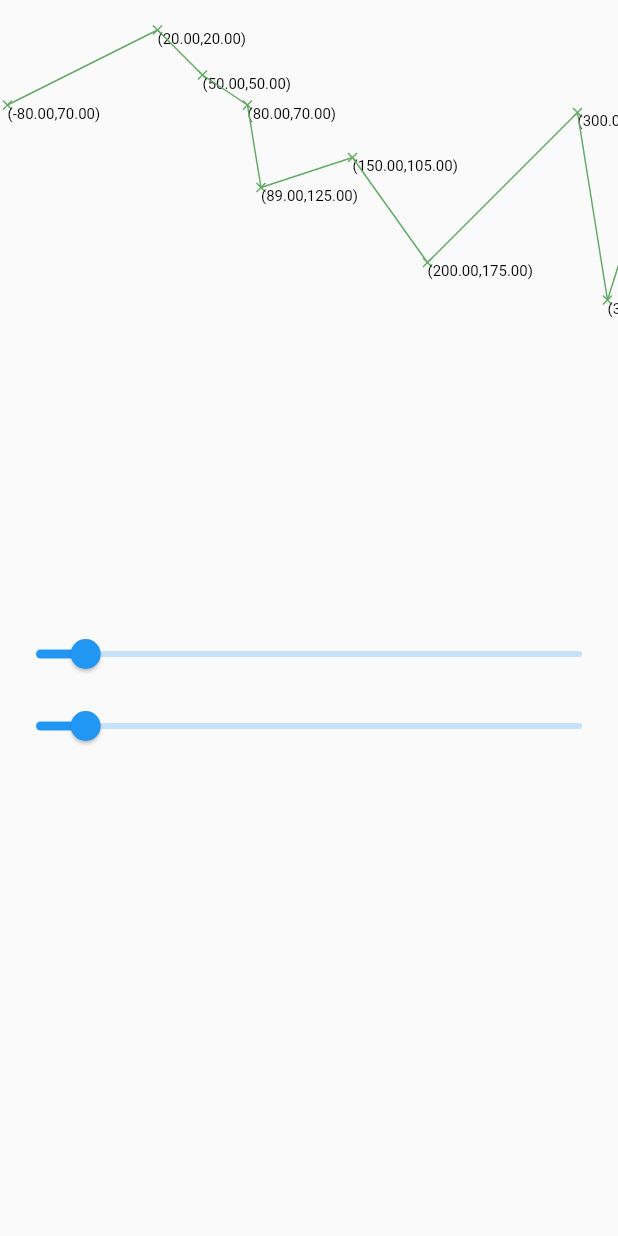
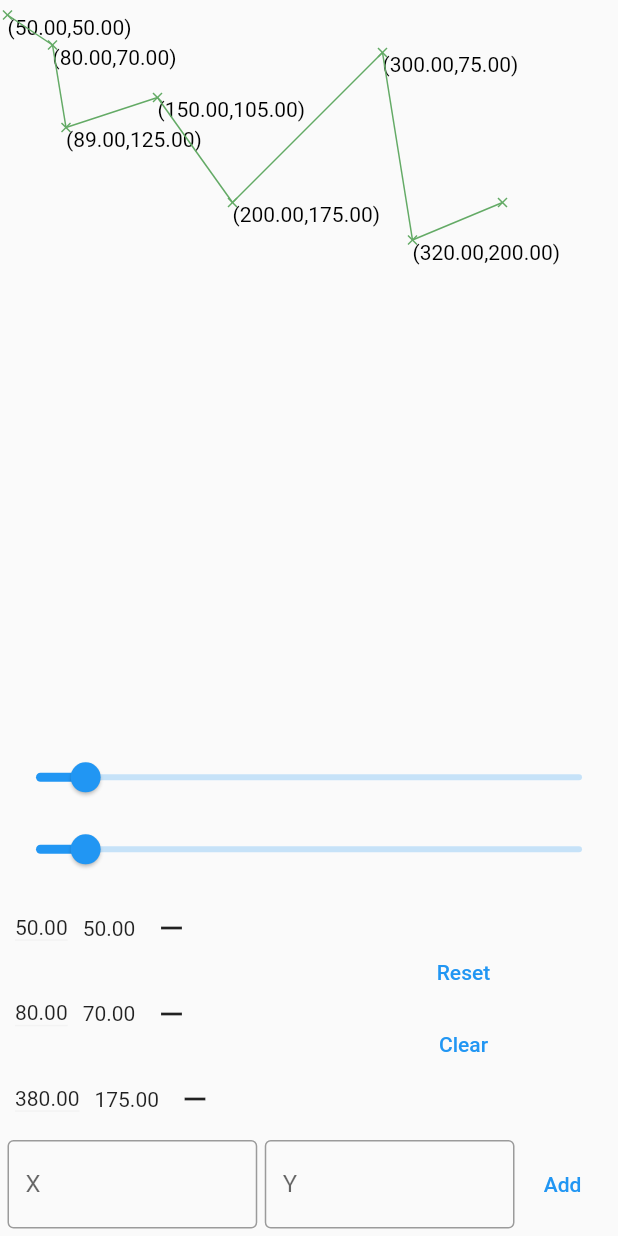
Before and after one commit to gszasza1/Gamr, a Flutter app: the screen it shows after launch, on a phone screen of 412 x 824 dp. Run offline on Flutter 3.47's test engine with Material 2 defaults, Android fonts, the phone set to English and light mode, and no system bars.

Commit message:
refactor code

```diff
--- a/lib/custom-painter.dart
+++ b/lib/custom-painter.dart
@@ -1,54 +1,46 @@
 import 'dart:ui';
 
 import 'package:flutter/material.dart';
-
 class OpenPainter extends CustomPainter {
-  OpenPainter(
-      {required this.sliderX,
+  OpenPainter({
+    required List<Offset> paramPoints,
+    required this.sliderX,
     required this.sliderY,
     Offset? paramPoint,
-      required this.offsetX}) {
-    points = [
-      Offset(50, 50),
-      Offset(-80, 70),
-      Offset(80, 70),
-      Offset(380, 10),
-      Offset(200, 175),
-      Offset(150, 105),
-      Offset(300, 75),
-      Offset(20, 20),
-      Offset(320, 200),
-      Offset(89, 125)
-    ];
-    print(this.offsetX);
+    required this.offsetX,
+    required this.offsetY,
+  }) {
+    points = [...paramPoints];
     points.sort((a, b) => a.dx == b.dx
         ? 0
         : a.dx > b.dx
             ? 1
             : -1);
+    if (paramPoints.length > 1) {
       newPoints = points
           .map((x) => Offset(x.dx * sliderX / 10, x.dy * sliderY / 10))
           .toList();
       this.minY = getMinY(newPoints);
       newPoints = newPoints
-        .map((x) =>
-            Offset(x.dx - newPoints[0].dx + 5 - offsetX, x.dy - minY + 10))
+          .map((x) => Offset(
+              x.dx - newPoints[0].dx + 5 - offsetX, x.dy - minY + 10 - offsetY))
           .toList();
       if (paramPoint != null) {
-      localPoint = convertPosition(paramPoint);
-      localShow = calculatePoint();
+        convertPosition(paramPoint);
+      }
     }
   }
   final double offsetX;
+  final double offsetY;
   final double sliderX;
   final double sliderY;
-  late List<Offset> points;
-  late List<Offset> newPoints;
+  List<Offset> points = [];
+  List<Offset> newPoints = [];
   Offset? localPoint;
   Offset? localShow;
   final textStyle = TextStyle(
     color: Colors.black,
-    fontSize: 10,
+    fontSize: 14,
   );
   double minY = 0;
   int minMax = 0;
@@ -59,53 +51,24 @@ class OpenPainter extends CustomPainter {
     var paint1 = Paint()
       ..color = Color(0xff63aa65)
       ..strokeWidth = 1;
-
+    var paintRed = Paint()
+      ..color = Color(0xffff0000)
+      ..strokeWidth = 2;
     canvas.drawPoints(PointMode.lines, pointsToX(newPoints), paint1);
+    if (points.length > 1) {
       for (var i = 0; i < points.length - 1; i++) {
-      String text = "(" +
-          points[i].dx.toStringAsFixed(2) +
-          "," +
-          points[i].dy.toStringAsFixed(2) +
-          ")";
-      final textSpan = TextSpan(
-        text: text,
-        style: textStyle,
-      );
-
-      final textPainter = TextPainter(
-        text: textSpan,
-        textDirection: TextDirection.ltr,
-      );
-      textPainter.layout(
-        minWidth: 0,
-        maxWidth: size.width,
-      );
-
-      textPainter.paint(canvas, newPoints[i]);
+        String text = createStringFromCoords(points[i]);
+        var allDotPainter = createNewText(size, text);
+        allDotPainter.paint(canvas, newPoints[i]);
         canvas.drawLine(newPoints[i], newPoints[i + 1], paint1);
       }
+      //Draw selected dot
       if (this.localPoint != null) {
-      String text = "(" +
-          this.localShow!.dx.toStringAsFixed(2) +
-          "," +
-          this.localShow!.dy.toStringAsFixed(2) +
-          ")";
-      final textSpan = TextSpan(
-        text: text,
-        style: textStyle,
-      );
-
-      final textPainter = TextPainter(
-        text: textSpan,
-        textDirection: TextDirection.ltr,
-      );
-      textPainter.layout(
-        minWidth: 0,
-        maxWidth: size.width,
-      );
-
-      textPainter.paint(canvas, this.localPoint!);
-      canvas.drawPoints(PointMode.lines, pointToX(this.localPoint!), paint1);
+        String text = createStringFromCoords(this.localShow!);
+        createNewText(size, text)..paint(canvas, this.localPoint!);
+        canvas.drawPoints(
+            PointMode.lines, pointToX(this.localPoint!), paintRed);
+      }
     }
   }
 
@@ -130,6 +93,15 @@ class OpenPainter extends CustomPainter {
     return newPoints;
   }
 
+  String createStringFromCoords(Offset point) {
+    return "(" +
+        point.dx.toStringAsFixed(2) +
+        "," +
+        point.dy.toStringAsFixed(2) +
+        ")";
+  }
+
+  /// Create X like coordinates from dot
   List<Offset> pointToX(Offset point) {
     List<Offset> newPoints = [];
     newPoints.add(Offset(point.dx + 3, point.dy + 3));
@@ -139,36 +111,65 @@ class OpenPainter extends CustomPainter {
     return newPoints;
   }
 
-  Offset convertPosition(Offset point) {
-    if (this.newPoints.length > 1) {
+  TextPainter createNewText(Size size, String text) {
+    final textSpan = TextSpan(
+      text: text,
+      style: textStyle,
+    );
+
+    final textPainter = TextPainter(
+      text: textSpan,
+      textDirection: TextDirection.ltr,
+    );
+    textPainter.layout(
+      minWidth: 0,
+      maxWidth: size.width,
+    );
+    return textPainter;
+  }
+
+  /// Get dot on line Bx X axis
+  void convertPosition(Offset point) {
+    if (this.newPoints.length > 1 &&
+        point.dx >= this.newPoints[0].dx &&
+        point.dx <= this.newPoints[this.newPoints.length - 1].dx) {
       Offset min = this.newPoints[0];
       Offset max = this.newPoints[this.newPoints.length - 1];
       int minIndex = 0;
-      Offset calcPoint = Offset(point.dx - offsetX, point.dy);
+
+      /// Get points what the dot betwwen
       this.newPoints.asMap().forEach((i, x) {
-        if (x.dx > min.dx && x.dx < calcPoint.dx) {
+        if (x.dx > min.dx && x.dx < point.dx) {
           min = x;
           minIndex = i;
-        } else if (x.dx < max.dx && x.dx > calcPoint.dx) {
+        } else if (x.dx < max.dx && x.dx > point.dx) {
           max = x;
         }
       });
-      var result = -((((max.dy - min.dy) / (max.dx - min.dx)) *
-              (max.dx - calcPoint.dx)) -
+      var result =
+          -((((max.dy - min.dy) / (max.dx - min.dx)) * (max.dx - point.dx)) -
               max.dy);
       this.dividerX = (max.dx - min.dx) / (min.dx - point.dx);
       this.dividerY = (max.dy - min.dy) / (min.dy - point.dy);
+
       this.minMax = minIndex;
-      return Offset(calcPoint.dx, result);
-    } else
-      return Offset(0, 0);
+      localPoint = Offset(point.dx, result);
+      localShow = calculatePoint();
+    }
   }
 
+  /// Calculate point visible coordinates
   Offset calculatePoint() {
     var min = points[minMax];
     var max = points[minMax + 1];
-    var coordX = -(((max.dx - min.dx) / dividerX) - min.dx);
-    var coordY = -(((max.dy - min.dy) / dividerY) - min.dy);
+    if (this.dividerX.isNaN || this.dividerX == 0) {
+      this.dividerX = 1;
+    }
+    if (this.dividerY.isNaN || this.dividerY == 0) {
+      this.dividerY = 1;
+    }
+    var coordX = -(((max.dx - min.dx) / this.dividerX) - min.dx);
+    var coordY = -(((max.dy - min.dy) / this.dividerY) - min.dy);
     return Offset(coordX, coordY);
   }
 }
--- a/lib/main.dart
+++ b/lib/main.dart
@@ -1,6 +1,7 @@
 import 'package:flutter/material.dart';
 
 import 'custom-painter.dart';
+import 'test-data.dart';
 
 void main() {
   runApp(MyApp());
@@ -28,51 +29,75 @@ class _MyHomePageState extends State<MyHomePage> {
   Offset? initMove;
   Offset? movedMove;
   double currentXOffset = 0;
+  double currentYOffset = 0;
+  List<Offset> allDots = testDots;
+  double tempX = 0;
+  double tempY = 0;
+  TextEditingController xCoordRText = new TextEditingController(text: '');
+  TextEditingController yCoordRText = new TextEditingController(text: '');
 
   @override
   Widget build(BuildContext context) {
-    return Scaffold(
+    return GestureDetector(
+      onTap: () {
+        FocusScopeNode currentFocus = FocusScope.of(context);
+
+        if (!currentFocus.hasPrimaryFocus) {
+          currentFocus.unfocus();
+        }
+      },
+      child:Scaffold(
       body: Column(
         children: [
-          Container(
+          Expanded(
+            flex: 1,
+            child: Container(
               width: MediaQuery.of(context).size.width,
-            height: MediaQuery.of(context).size.height / 2,
               child: GestureDetector(
                 onTapUp: (x) => {
                   setState(() {
-                  print(x.localPosition);
                     localpositon = x.localPosition;
                   })
                 },
-              onLongPressEnd: (x) => {
+                onPanEnd: (x) => {
                   setState(() {
                     currentXOffset = initMove != null && movedMove != null
                         ? initMove!.dx - movedMove!.dx + currentXOffset
                         : currentXOffset;
+                    currentYOffset = initMove != null && movedMove != null
+                        ? initMove!.dy - movedMove!.dy + currentYOffset
+                        : currentYOffset;
 
                     initMove = null;
                   })
                 },
-              onLongPressStart: (x) => {
+                onPanStart: (x) => {
                   setState(() {
+                    localpositon = null;
                     if (initMove == null) {
                       initMove = x.localPosition;
                     }
                   })
                 },
-              onLongPressMoveUpdate: (x) => {
+                onPanUpdate: (x) => {
                   setState(() {
                     movedMove = x.localPosition;
                   })
                 },
                 child: CustomPaint(
                   painter: OpenPainter(
+                    paramPoints: allDots,
                     sliderX: this._sliderX,
                     sliderY: this._sliderY,
                     paramPoint: this.localpositon,
                     offsetX: initMove != null && movedMove != null
                         ? initMove!.dx - movedMove!.dx + currentXOffset
-                        : currentXOffset),
+                        : currentXOffset,
+                    offsetY: initMove != null && movedMove != null
+                        ? initMove!.dy - movedMove!.dy + currentYOffset
+                        : currentYOffset,
+                  ),
+                ),
               ),
             ),
           ),
@@ -97,8 +122,135 @@ class _MyHomePageState extends State<MyHomePage> {
                 _sliderY = value;
               });
             },
+          ),
+          Row(
+            crossAxisAlignment: CrossAxisAlignment.center,
+            children: [
+              Expanded(
+                child: SingleChildScrollView(
+                  child: SizedBox(
+                    height: MediaQuery.of(context).size.height * 0.2,
+                    child: ListView(
+                      shrinkWrap: true,
+                      children: allDots.map((e) {
+                        return Row(
+                          children: [
+                            Container(
+                              margin: const EdgeInsets.only(
+                                  bottom: 20, left: 10, right: 10, top: 20),
+                              decoration: const BoxDecoration(
+                                  border: Border(
+                                bottom: BorderSide(color: Color(0xfffff3f3f3)),
+                              )),
+                              child: Text(e.dx.toStringAsFixed(2)),
+                            ),
+                            Text(e.dy.toStringAsFixed(2)),
+                            IconButton(
+                              icon: const Icon(Icons.remove),
+                              tooltip: 'Delete',
+                              onPressed: () {
+                                setState(() {
+                                  localpositon = null;
+                                  allDots.remove(e);
+                                });
+                              },
+                            ),
+                          ],
+                        );
+                      }).toList(),
+                    ),
+                  ),
+                ),
+              ),
+              Expanded(
+                child: Column(
+                  children: [
+                    TextButton(
+                      child: Text("Reset"),
+                      onPressed: () {
+                        setState(() {
+                          _sliderX = 10;
+                          _sliderY = 10;
+                          localpositon = null;
+                          currentXOffset = 0;
+                          currentYOffset = 0;
+                        });
+                      },
+                    ),
+                    TextButton(
+                      child: Text("Clear"),
+                      onPressed: () {
+                        setState(() {
+                          allDots = [];
+                          xCoordRText.clear();
+                          yCoordRText.clear();
+                        });
+                      },
+                    ),
+                  ],
+                ),
+              ),
+            ],
+          ),
+          Container(
+            margin: EdgeInsets.all(5),
+            child: Row(
+              children: [
+                Expanded(
+                  child: TextFormField(
+
+                   keyboardType: TextInputType.number,
+                    controller: xCoordRText,
+                    decoration: InputDecoration(
+                      border: OutlineInputBorder(),
+                      labelText: 'X',
+                    ),
+                    onChanged: (value) => {
+                      setState(() {
+                        tempX = double.tryParse(value) ?? 0;
+                      })
+                    },
+                  ),
+                ),
+                SizedBox(
+                  width: 5,
+                ),
+                Expanded(
+                  child: TextFormField(
+                   keyboardType: TextInputType.number,
+                    controller: yCoordRText,
+                    decoration: InputDecoration(
+                        border: OutlineInputBorder(), labelText: 'Y'),
+                    onChanged: (value) => {
+                      setState(() {
+                        tempY = double.tryParse(value) ?? 0;
+                      })
+                    },
+                  ),
+                ),
+                TextButton(
+                  child: Text("Add"),
+                  onPressed: () => {
+                    setState(() {
+                      if (!allDots.any((element) =>
+                          element.dx == tempX && element.dy == tempY)) {
+                        allDots.add(Offset(tempX, tempY));
+                        allDots.sort((a, b) => a.dx == b.dx
+                            ? 0
+                            : a.dx > b.dx
+                                ? 1
+                                : -1);
+                        xCoordRText.clear();
+                        yCoordRText.clear();
+                      }
+                    })
+                  },
                 )
               ],
+            ),
+          )
+        ],
+      ),
     ),
     );
   }
--- /dev/null
+++ b/lib/test-data.dart
@@ -0,0 +1,10 @@
+import 'dart:ui';
+
+List<Offset> testDots = [Offset(50, 50),
+      Offset(80, 70),
+      Offset(380, 175),
+      Offset(200, 175),
+      Offset(150, 105),
+      Offset(300, 75),
+      Offset(320, 200),
+      Offset(89, 125)];
```
Lines whose indentation alone changed are shown as unchanged.
